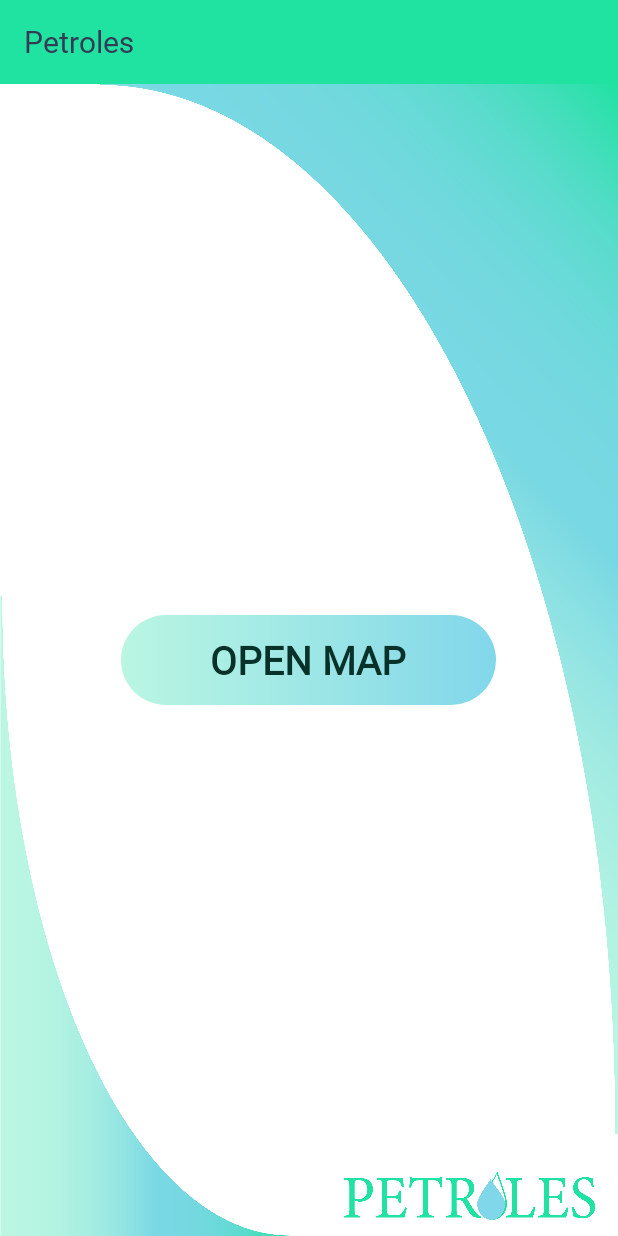
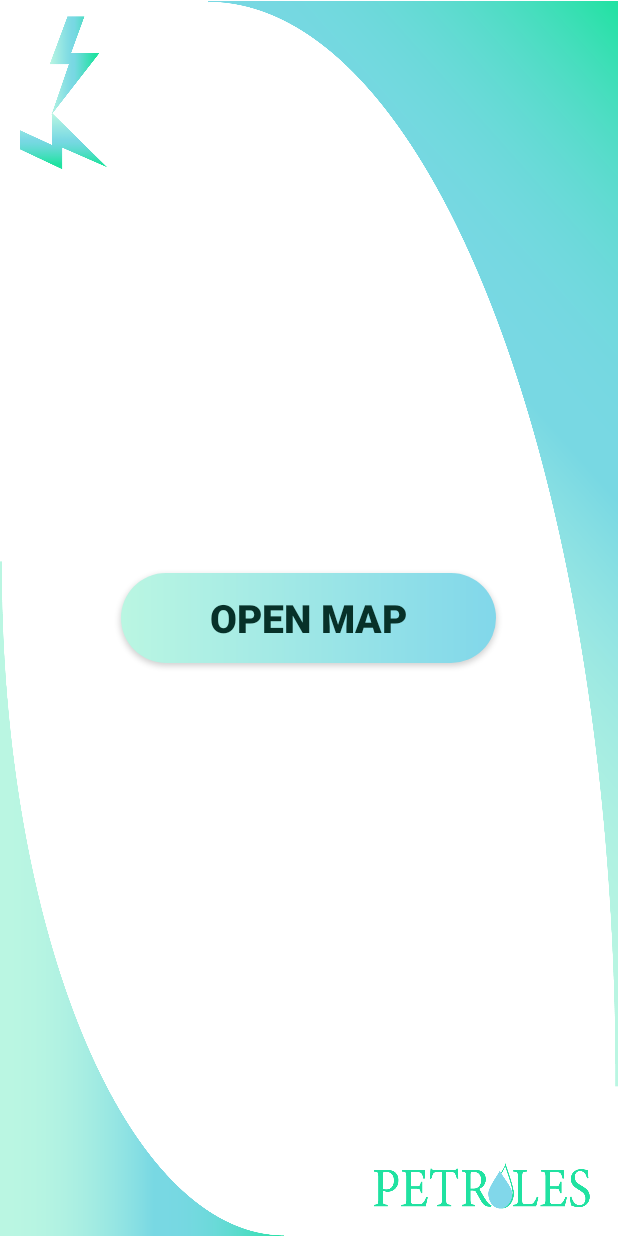
Before and after one commit to RitchieP/Petroles, an Android app: the screen it shows after launch (MainActivity), on a phone screen of 412 x 824 dp. Run offline under Robolectric (Android 15) with nearby library versions, the phone set to English and light mode, and no system bars.

Commit message:
Changes in the activity_main.xml.

```diff
--- a/app/src/main/AndroidManifest.xml
+++ b/app/src/main/AndroidManifest.xml
@@ -39,7 +39,9 @@
             android:name="com.google.android.geo.API_KEY"
             android:value="${GMP_KEY}" />
 
-        <activity android:name=".MainActivity"></activity>
+        <activity android:name=".MainActivity"
+            android:theme="@style/Theme.AppCompat.NoActionBar">
+        </activity>
 
         <meta-data
             android:name="com.google.android.gms.version"
--- a/app/src/main/res/layout/activity_main.xml
+++ b/app/src/main/res/layout/activity_main.xml
@@ -4,9 +4,9 @@
     xmlns:tools="http://schemas.android.com/tools"
     android:layout_width="match_parent"
     android:layout_height="match_parent"
-    android:background="@drawable/petroles_main_page_background"
+    android:background="@drawable/petroles_main_page"
+    android:theme="@style/Theme.AppCompat.NoActionBar"
     tools:context=".MainActivity">
-
 
     <Button
         android:id="@+id/button_openMap"
```
Also changed, not shown: app/src/main/res/drawable/petroles_main_page.png (added), app/src/main/res/drawable/petroles_main_page_background.png (deleted).
